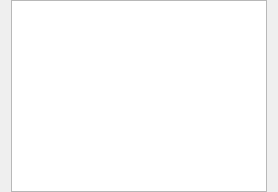
The window that playlistpicker.ui (gidzzz/openmediaplayer) describes before a commit, drawn with Qt 5.
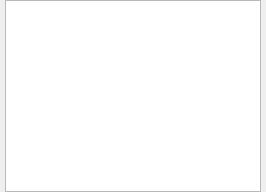
The same window after the commit.

Commit message: Adjusted some margins, added an icon to the button in PlaylistPicker.

Diff of the .ui file:
```diff
--- a/playlistpicker.ui
+++ b/playlistpicker.ui
@@ -6,6 +6,12 @@
    <string>Select a playlst</string>
   </property>
   <layout class="QVBoxLayout" name="mainLayout">
+   <property name="leftMargin">
+    <number>5</number>
+   </property>
+   <property name="rightMargin">
+    <number>5</number>
+   </property>
    <property name="topMargin">
     <number>0</number>
    </property>
```
The commit also changes 5 other files.
